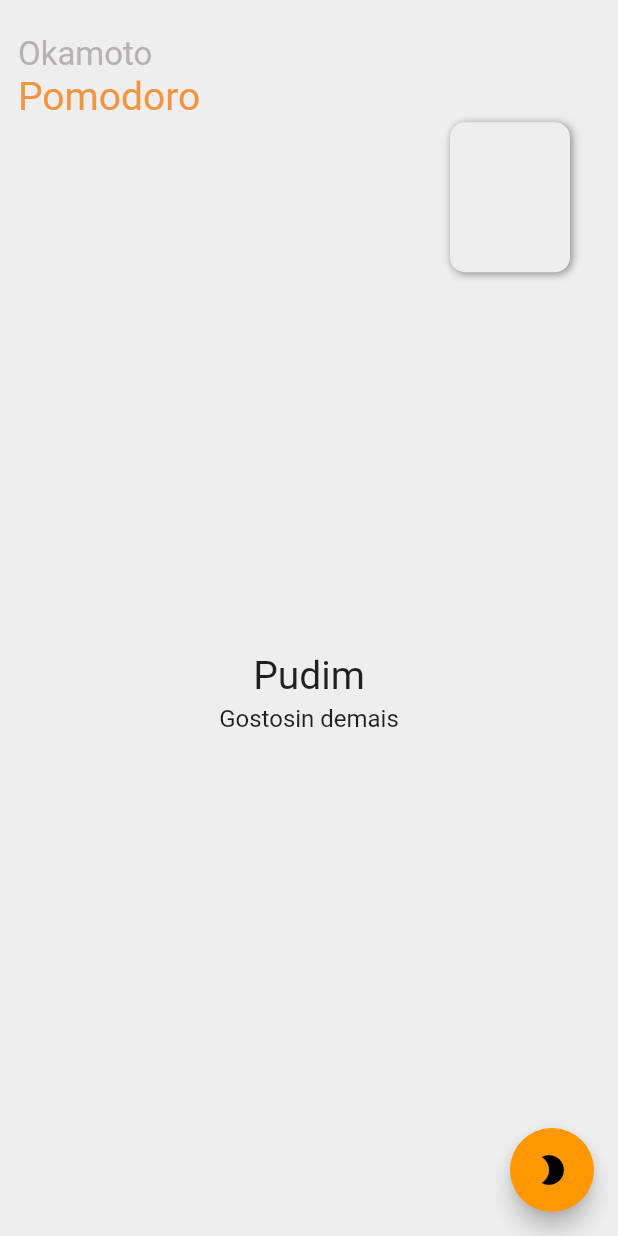
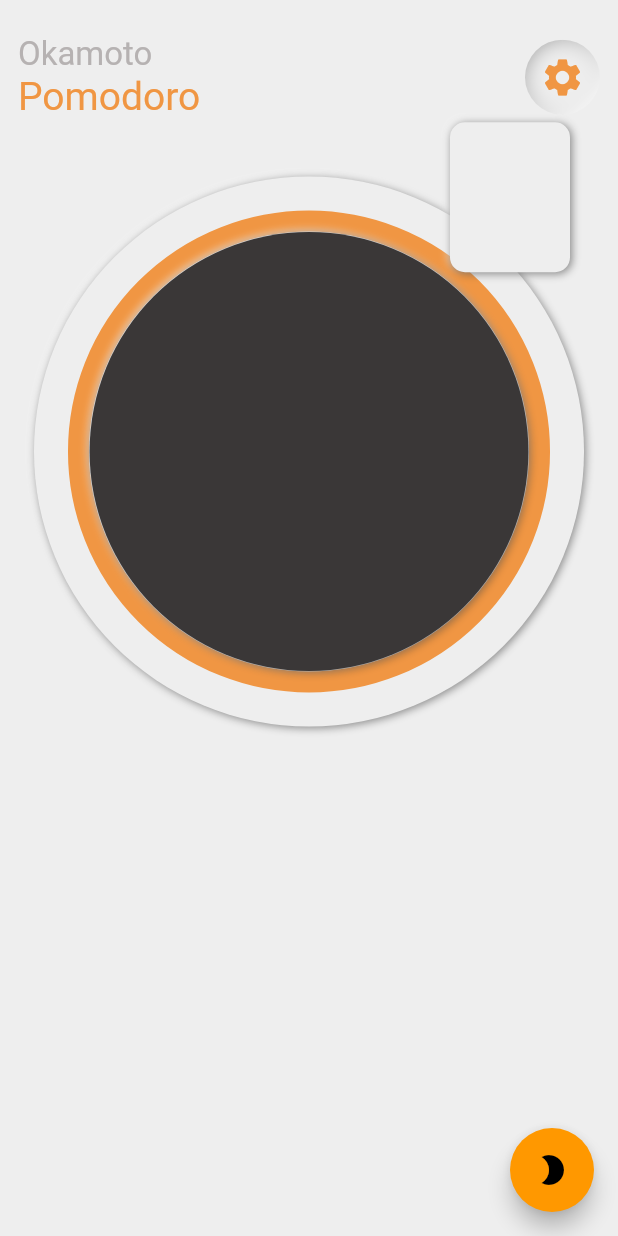
Before and after one commit to ViniOkamoto/PomodoroNeu, a Flutter app: the screen it shows after launch, after a tap on the "settings" icon, on a phone screen of 412 x 824 dp. Run offline on Flutter 3.47's test engine with Material 2 defaults, Android fonts, the phone set to English and light mode, and no system bars; our stand-ins replace flutter_mobx, get_it, mobx, shared_preferences; generated files the repository leaves out were written again.

Commit message:
circle counter + beginning of page

```diff
--- a/lib/app/presentation/page/home/home_page.dart
+++ b/lib/app/presentation/page/home/home_page.dart
@@ -1,8 +1,12 @@
+import 'package:flutter/cupertino.dart';
 import 'package:flutter/material.dart';
 import 'package:flutter/services.dart';
 import 'package:mobx/mobx.dart';
+import 'package:pomodoroapp/app/presentation/page/home/widget/circle_counter.dart';
 import 'package:pomodoroapp/app/presentation/viewmodel/theme/theme_store.dart';
 import 'package:pomodoroapp/app/presentation/widget/app_bar.dart';
+import 'package:pomodoroapp/core/values/colors.dart';
+import 'package:pomodoroapp/core/values/drop_shadow.dart';
 import 'package:provider/provider.dart';
 
 class HomePage extends StatefulWidget {
@@ -63,28 +67,48 @@ class _HomePageState extends State<HomePage> {
       value: themeStore.isDark
           ? SystemUiOverlayStyle.light
           : SystemUiOverlayStyle.dark,
-      child: Center(
       child: Column(
-          mainAxisAlignment: MainAxisAlignment.center,
         crossAxisAlignment: CrossAxisAlignment.center,
         children: <Widget>[
-            SizedBox(
-              height: 20,
+          Row(
+            mainAxisAlignment: MainAxisAlignment.center,
+            children: <Widget>[
+             Stack(
+               alignment: AlignmentDirectional.center,
+               children: <Widget>[
+                 Container(
+                   margin: EdgeInsets.symmetric(horizontal: 22, vertical: 15),
+                   width: MediaQuery.of(context).size.width * 0.89,
+                   height: MediaQuery.of(context).size.height * 0.5,
+                   decoration: dropShadow(
+                       colorWidget: themeStore.isDark ? blackColor : whiteColor,
+                       blackShadowColor: themeStore.isDark ? blackShadowDark : blackShadowLight,
+                       whiteShadowColor: themeStore.isDark ? whiteShadowDark : whiteShadowLight
                    ),
-            Text(
-              "Pudim",
-              style: TextStyle(fontSize: 26),
                  ),
-            SizedBox(
-              height: 4,
+                 CustomPaint(
+                   foregroundPainter: CircleCounter(),
+                   child: Container(
+                     height: MediaQuery.of(context).size.height * 0.5,
+                     width: MediaQuery.of(context).size.width * 0.78,
                    ),
-            Text(
-              "Gostosin demais",
-              style: TextStyle(fontSize: 16),
+                 ),
+                 Container(
+                   margin: EdgeInsets.symmetric(horizontal: 22, vertical: 15),
+                   width: MediaQuery.of(context).size.width * 0.71,
+                   height: MediaQuery.of(context).size.height * 0.5,
+                   decoration: dropShadow(
+                       colorWidget: blackColor,
+                       blackShadowColor: themeStore.isDark ? blackShadowDark : blackShadowLight,
+                       whiteShadowColor: themeStore.isDark ? whiteShadowDark : whiteShadowLight
+                   ),
                  ),
                ],
-        ),
-      ),
+             )
+            ],
+          )
+        ],
+      )
     );
   }
 
--- /dev/null
+++ b/lib/app/presentation/page/home/widget/circle_counter.dart
@@ -0,0 +1,33 @@
+
+import 'dart:math';
+
+import 'package:flutter/material.dart';
+import 'package:pomodoroapp/core/values/colors.dart';
+
+class CircleCounter extends CustomPainter{
+  CircleCounter();
+  @override
+  void paint(Canvas canvas, Size size){
+    Paint outerCircle = Paint()
+      ..strokeWidth = 14
+      ..color = orangeColor
+      ..style = PaintingStyle.stroke;
+
+
+    Paint completeArc = Paint()
+    ..strokeWidth = 1
+    ..style = PaintingStyle.stroke
+    ..strokeCap = StrokeCap.round;
+
+    Offset center = Offset(size.width/2, size.height/2);
+    double radius = min(size.width/2, size.height/2) - 7;
+
+    canvas.drawCircle(center, radius, outerCircle);
+  }
+
+  @override
+  bool shouldRepaint(CustomPainter oldDelegate) {
+    // TODO: implement shouldRepaint
+    throw UnimplementedError();
+  }
+}
--- a/lib/core/values/colors.dart
+++ b/lib/core/values/colors.dart
@@ -12,7 +12,6 @@ const greenColor = const Color(0xff31DA56);
 const greyPrimaryColor = const Color(0xff868383);
 const greySecondaryColor = const Color(0xffB6B2B2);
 //Shadows Drop
-const whitecolors = Colors.white;
 const whiteShadowLight = const Color(0xCCFFFFFF);
 const whiteShadowDark = const Color(0x73FFFFFF);
 const blackShadowLight = const Color(0x73000000);
--- /dev/null
+++ b/lib/core/values/drop_shadow.dart
@@ -0,0 +1,18 @@
+
+import 'package:flutter/material.dart';
+
+dropShadow({colorWidget, whiteShadowColor, blackShadowColor}){
+  return BoxDecoration(
+      shape: BoxShape.circle,
+      color: colorWidget,
+      boxShadow: [
+        BoxShadow(
+            color: whiteShadowColor,
+            offset: Offset(-1, -1),
+            blurRadius: 4),
+        BoxShadow(
+            color: blackShadowColor,
+            offset: Offset(1, 1),
+            blurRadius: 4),
+      ]);
+}
```
Lines whose indentation alone changed are shown as unchanged.
